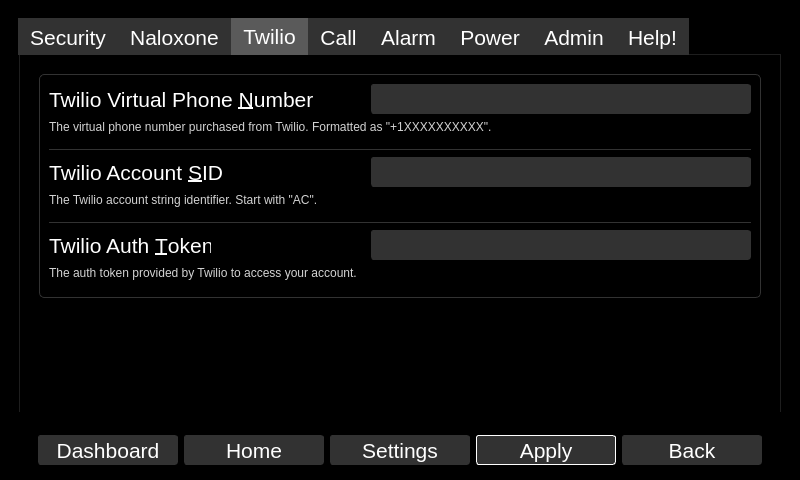
Old version of the form qt_design/main_window.ui in the repository zyl120/Naloxone_Safety_Kit.
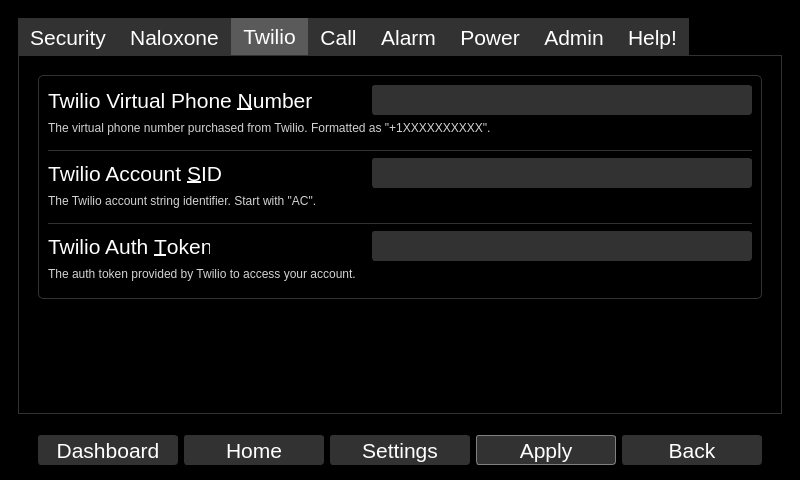
New version of the form. The open tabs and pages were chosen to show the change.

Commit message: improve the settings ui border

What changed in the file:
```diff
--- a/qt_design/main_window.ui
+++ b/qt_design/main_window.ui
@@ -1179,7 +1179,7 @@
       </widget>
       <widget class="QWidget" name="settingsPage">
        <layout class="QGridLayout" name="gridLayout_15">
-        <item row="1" column="0">
+        <item row="0" column="0">
          <widget class="QTabWidget" name="settingsTab">
           <property name="enabled">
            <bool>true</bool>
@@ -1208,6 +1208,7 @@
            <string notr="true">QTabWidget::tab-bar {
 alignment: center;
 }
+QTabWidget::pane{border-radius: 0px;border-color:rgb(50,50,50);border-width: 1px;border-style: solid;}
 QTabBar::tab:selected {
 background: rgb(90,90,90);
 color:white;
@@ -1618,8 +1619,8 @@
                 <rect>
                  <x>0</x>
                  <y>0</y>
-                 <width>720</width>
-                 <height>325</height>
+                 <width>724</width>
+                 <height>338</height>
                 </rect>
                </property>
                <layout class="QVBoxLayout" name="verticalLayout_12">
@@ -1721,6 +1722,9 @@
                      <property name="alignment">
                       <set>Qt::AlignLeading|Qt::AlignLeft|Qt::AlignTop</set>
                      </property>
+                     <property name="wordWrap">
+                      <bool>false</bool>
+                     </property>
                     </widget>
                    </item>
                    <item>
@@ -5464,7 +5468,7 @@
           </font>
          </property>
          <property name="styleSheet">
-          <string notr="true">QPushButton:enabled{color: white; background-color: rgb(50,50,50); border-radius:3px;border-color: white;border-width: 1px;border-style: solid;}
+          <string notr="true">QPushButton:enabled{color: white; background-color: rgb(50,50,50); border-radius:3px;border-color: grey;border-width: 1px;border-style: solid;}
 
 QPushButton:disabled {
 background-color: rgb(20,20,20);
```
Left out of the diff: 157 changed lines with no effect on the pictures. The commit also changes 2 other files.
